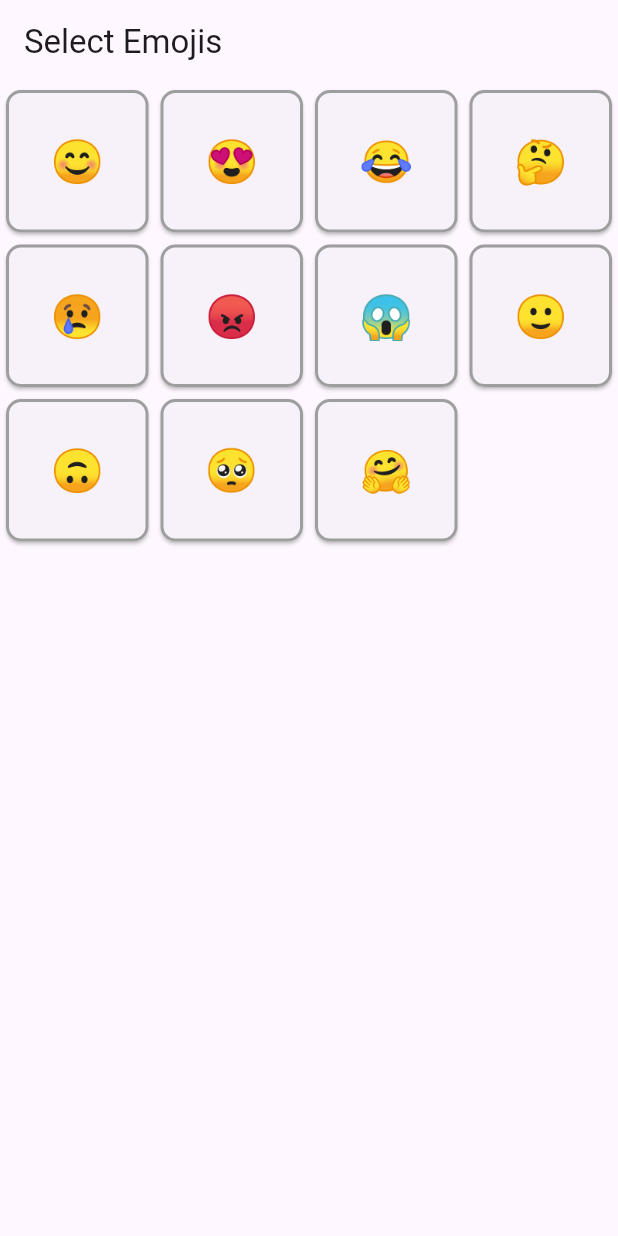
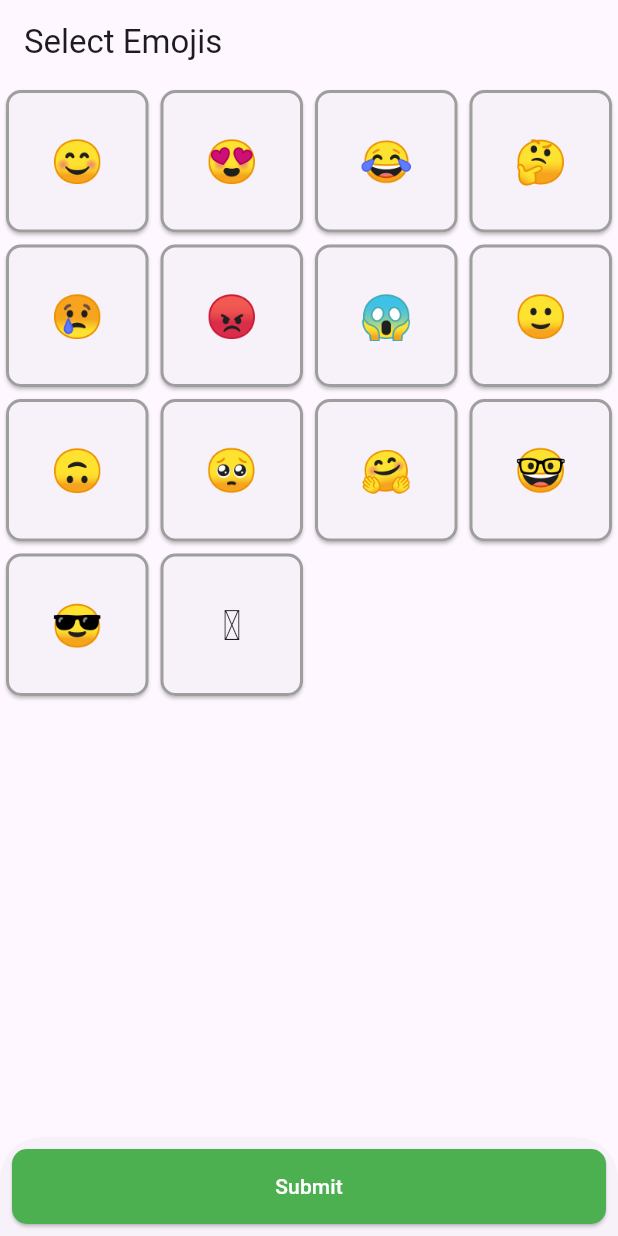
Before and after one commit to fawzi-dev/mood-emoji, a Flutter app: the screen it shows after launch, on a phone screen of 412 x 824 dp. Run offline on Flutter 3.47's test engine with Material 3 defaults, Android fonts, the phone set to English and light mode, and no system bars; our stand-ins replace google_generative_ai.

```diff
--- a/mood_emoji/lib/ai.dart
+++ b/mood_emoji/lib/ai.dart
@@ -15,7 +15,7 @@ class GoogleStudioAi {
 
   Future<String> generate(String prompt) async {
     final chat = model.startChat(history: []);
-    final message = 'INSERT_INPUT_HERE';
+    final message = 'Write a heartfelt happy new year message based on this emoji $prompt (Do not include any steps in the message just a pure message)';
     final content = Content.text(message);
 
     final response = await chat.sendMessage(content);
--- a/mood_emoji/lib/select_emojis.dart
+++ b/mood_emoji/lib/select_emojis.dart
@@ -1,4 +1,6 @@
 import 'package:flutter/material.dart';
+import 'package:mood_emoji/ai.dart';
+import 'package:mood_emoji/result.dart';
 
 class SelectEmojis extends StatefulWidget {
   const SelectEmojis({super.key});
@@ -9,6 +11,7 @@ class SelectEmojis extends StatefulWidget {
 
 class _SelectEmojisState extends State<SelectEmojis> {
   String selectedEmoji = '';
+  bool isLoading = false;
 
   final smileys = [
     "😊", // Smiling Face with Smiling Eyes
@@ -22,6 +25,9 @@ class _SelectEmojisState extends State<SelectEmojis> {
     "🙃", // Upside-Down Face
     "🥺", // Pleading Face
     "🤗", // Hugging Face
+    "🤓", // Nerd Face
+    "😎", // Smiling Face with Sunglasses
+    "🥹"
   ];
 
   @override
@@ -60,6 +66,32 @@ class _SelectEmojisState extends State<SelectEmojis> {
           },
         ),
       ),
+      bottomSheet: Padding(
+        padding: const EdgeInsets.all(8.0),
+        child: ElevatedButton(
+          style: ElevatedButton.styleFrom(
+            backgroundColor: Colors.green,
+            foregroundColor: Colors.white,
+            minimumSize: const Size.fromHeight(50),
+            shape: RoundedRectangleBorder(
+              borderRadius: BorderRadius.circular(10),
+            ),
+          ),
+          onPressed: () async {
+            setState(() {
+              isLoading = true;
+            });
+            final String result = await GoogleStudioAi().generate(selectedEmoji);
+            setState(() {
+              isLoading = false;
+            });
+            if (context.mounted) {
+              Navigator.push(context, MaterialPageRoute(builder: (context) => Result(result: result)));
+            }
+          },
+          child: isLoading ? const CircularProgressIndicator() : const Text("Submit"),
+        ),
+      ),
     );
   }
 }
```
Also changed, not shown: mood_emoji/lib/result.dart (added, +28 -0 lines).
